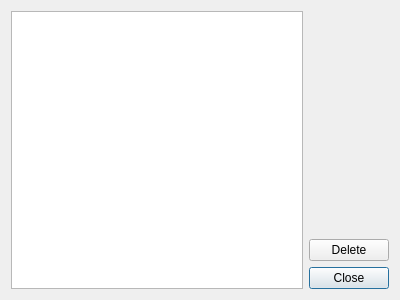
Qt form src/historydialog.ui (KDE/ktimetracker) before a commit.
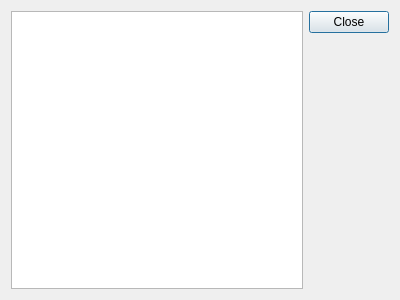
The same form after that commit.

Commit message:
HistoryDialog: use QDialogButtonBox
... instead of creating the buttons manually.

What changed in the file:
```diff
--- a/src/historydialog.ui
+++ b/src/historydialog.ui
@@ -17,20 +17,13 @@
    <item row="0" column="0" rowspan="3">
     <widget class="QTableWidget" name="historytablewidget"/>
    </item>
-   <item row="1" column="1">
-    <widget class="QPushButton" name="deletepushbutton">
-     <property name="text">
-      <string>Delete</string>
+   <item row="0" column="1">
+    <widget class="QDialogButtonBox" name="buttonbox">
+     <property name="orientation">
+      <enum>Qt::Vertical</enum>
      </property>
-     <property name="autoDefault">
-      <bool>false</bool>
-     </property>
-    </widget>
-   </item>
-   <item row="2" column="1">
-    <widget class="QPushButton" name="okpushbutton">
-     <property name="text">
-      <string>Close</string>
+     <property name="standardButtons">
+      <set>QDialogButtonBox::Close</set>
      </property>
     </widget>
    </item>
```
Left out of the diff: 2 changed lines with no effect on the pictures. The commit also changes 2 other files.
